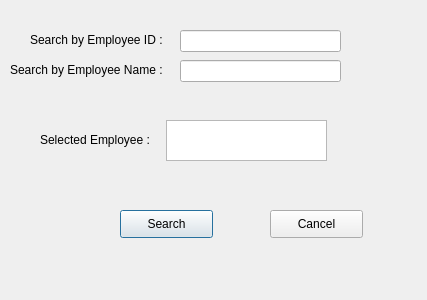
Qt form Design/employeeSearch.ui (SPRYK/DatabaseProject) before a commit.
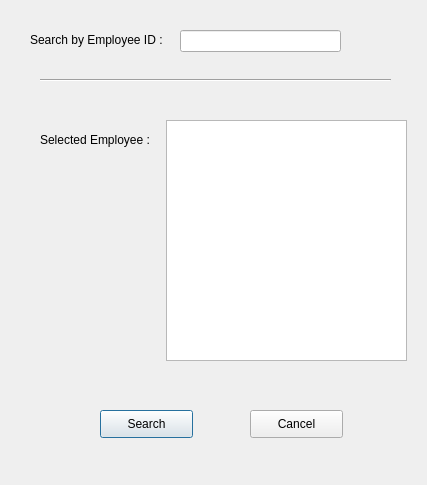
The same form after that commit.

Commit message: finish patient and employee ui

Patch:
```diff
--- a/Design/employeeSearch.ui
+++ b/Design/employeeSearch.ui
@@ -7,7 +7,7 @@
     <x>0</x>
     <y>0</y>
     <width>427</width>
-    <height>300</height>
+    <height>485</height>
    </rect>
   </property>
   <property name="windowTitle">
@@ -41,8 +41,8 @@
     <rect>
      <x>166</x>
      <y>120</y>
-     <width>161</width>
-     <height>41</height>
+     <width>241</width>
+     <height>241</height>
     </rect>
    </property>
    <property name="html">
@@ -56,8 +56,8 @@
   <widget class="QPushButton" name="pushButton">
    <property name="geometry">
     <rect>
-     <x>120</x>
-     <y>210</y>
+     <x>100</x>
+     <y>410</y>
      <width>93</width>
      <height>28</height>
     </rect>
@@ -82,8 +82,8 @@
   <widget class="QPushButton" name="pushButton_2">
    <property name="geometry">
     <rect>
-     <x>270</x>
-     <y>210</y>
+     <x>250</x>
+     <y>410</y>
      <width>93</width>
      <height>28</height>
     </rect>
@@ -92,27 +92,17 @@
     <string>Cancel</string>
    </property>
   </widget>
-  <widget class="QLineEdit" name="lineEdit_2">
+  <widget class="Line" name="line">
    <property name="geometry">
     <rect>
-     <x>180</x>
-     <y>60</y>
-     <width>161</width>
-     <height>22</height>
-    </rect>
-   </property>
-  </widget>
-  <widget class="QLabel" name="label_3">
-   <property name="geometry">
-    <rect>
-     <x>10</x>
-     <y>60</y>
-     <width>161</width>
+     <x>40</x>
+     <y>70</y>
+     <width>351</width>
      <height>20</height>
     </rect>
    </property>
-   <property name="text">
-    <string>Search by Employee Name :</string>
+   <property name="orientation">
+    <enum>Qt::Horizontal</enum>
    </property>
   </widget>
  </widget>
```
Left out of the diff: 6 changed lines with no effect on the pictures. The commit also changes 13 other files.
